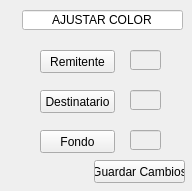
radavach/Echauri-Trabajillo, file ajustemensaje.ui: the form before one commit.
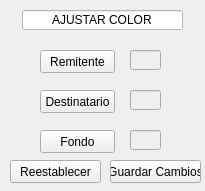
The form after the commit.

The edit to the form file:
```diff
--- a/ajustemensaje.ui
+++ b/ajustemensaje.ui
@@ -6,7 +6,7 @@
    <rect>
     <x>0</x>
     <y>0</y>
-    <width>192</width>
+    <width>205</width>
     <height>191</height>
    </rect>
   </property>
@@ -16,7 +16,7 @@
   <widget class="QPushButton" name="btnGuardar">
    <property name="geometry">
     <rect>
-     <x>94</x>
+     <x>110</x>
      <y>160</y>
      <width>91</width>
      <height>23</height>
@@ -129,6 +129,22 @@
     <string>Fondo</string>
    </property>
   </widget>
+  <widget class="QPushButton" name="btnReestablecer">
+   <property name="geometry">
+    <rect>
+     <x>10</x>
+     <y>160</y>
+     <width>91</width>
+     <height>23</height>
+    </rect>
+   </property>
+   <property name="styleSheet">
+    <string notr="true"/>
+   </property>
+   <property name="text">
+    <string>Reestablecer</string>
+   </property>
+  </widget>
  </widget>
  <resources/>
  <connections/>
```
